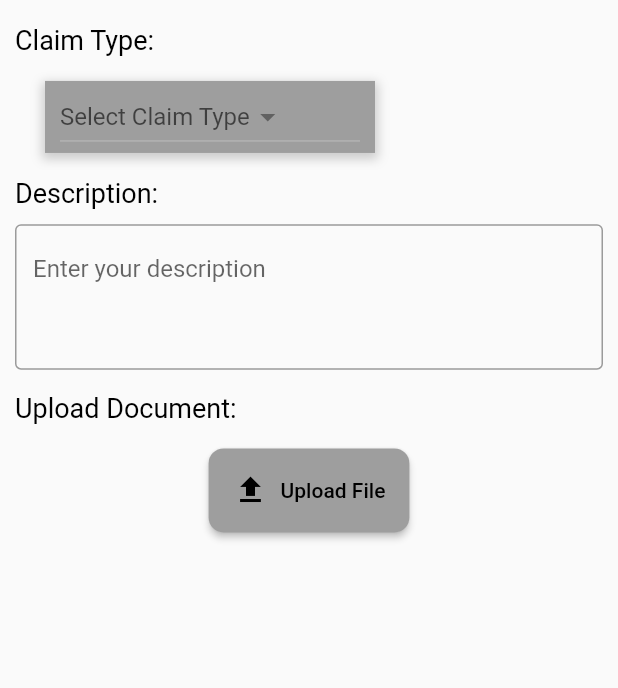
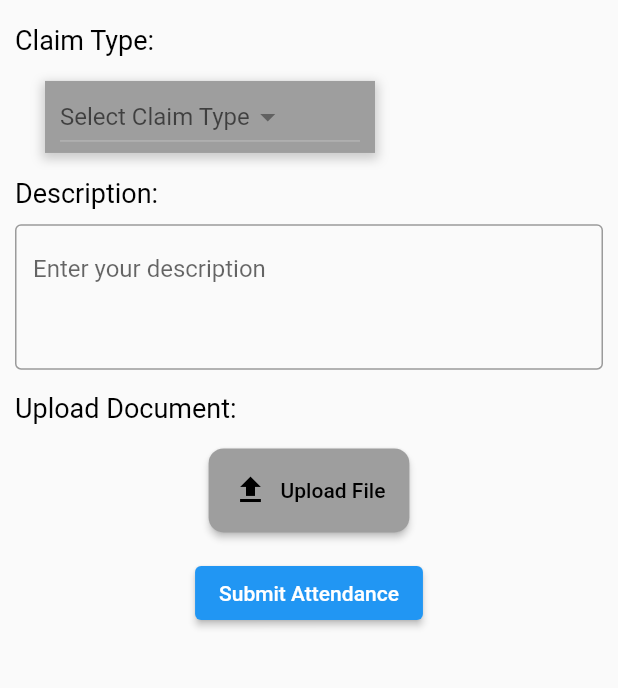
Before and after one commit to funky-dev99/Attendance-User, a Flutter app: the ClaimPage screen opened directly, on a phone screen of 412 x 824 dp, the part 84-772 px from its top. Run offline on Flutter 3.47's test engine with Material 2 defaults, Android fonts, the phone set to English and light mode, and no system bars; our stand-ins replace dropdown_button2, file_picker, location.

Commit message:
Claim Page Botton

```diff
--- a/attend_user/lib/pages/attend_location.dart
+++ b/attend_user/lib/pages/attend_location.dart
@@ -32,7 +32,7 @@ class _AttendLocState extends State<AttendLoc> {
   late bool _serviceEnabled;
   late PermissionStatus _permissionGranted;
 
-  late LocationData _userLocation;
+  LocationData? _userLocation;
 
   Future<void> _getUserLocation() async {
     Location location = Location();
@@ -70,7 +70,7 @@ class _AttendLocState extends State<AttendLoc> {
       appBar: AppBar(
         backgroundColor: Colors.white,
         title: const Text(
-          "Mark With Location",
+          "Location",
           style: TextStyle(color: Colors.black, fontSize: 22),
         ),
         leading: IconButton(
@@ -85,7 +85,6 @@ class _AttendLocState extends State<AttendLoc> {
             tooltip: 'View Profile',
             onPressed: (){},)
         ],
-        elevation: 0.0,
       ),
       body: Center(
         child: Padding(
--- a/attend_user/lib/pages/claim_page.dart
+++ b/attend_user/lib/pages/claim_page.dart
@@ -52,7 +52,8 @@ class _ClaimPageState extends State<ClaimPage> {
         ],
         elevation: 0.0,
       ),
-      body: Column(
+      body: SingleChildScrollView(
+        child: Column(
           children: [
             SizedBox(
               height: getSizeBoxHeight(context),
@@ -196,19 +197,31 @@ class _ClaimPageState extends State<ClaimPage> {
                 style: TextStyle(color: Colors.black),
               ),
               style: ElevatedButton.styleFrom(
-              padding: EdgeInsets.all(16.0),
+                padding: EdgeInsets.all(16.0), backgroundColor: Colors.grey,
                 shape: RoundedRectangleBorder(
                   borderRadius: BorderRadius.circular(10.0),
-              ),
-              primary: Colors.grey, // Background color
+                ), // Background color
               ),
             ),
+
+
+            SizedBox(
+              height: getSizeBoxHeight(context),
+            ),
+
+            ElevatedButton(
+              onPressed: (){
+                print('Claim Type: $selectedClaimType');
+                print('Note: $desController');
+              },
+              child: const Text('Submit Attendance'),)
 
 
 
 
           ],
         ),
+      ),
     );
   }
 }
```
Lines whose indentation alone changed are shown as unchanged.
